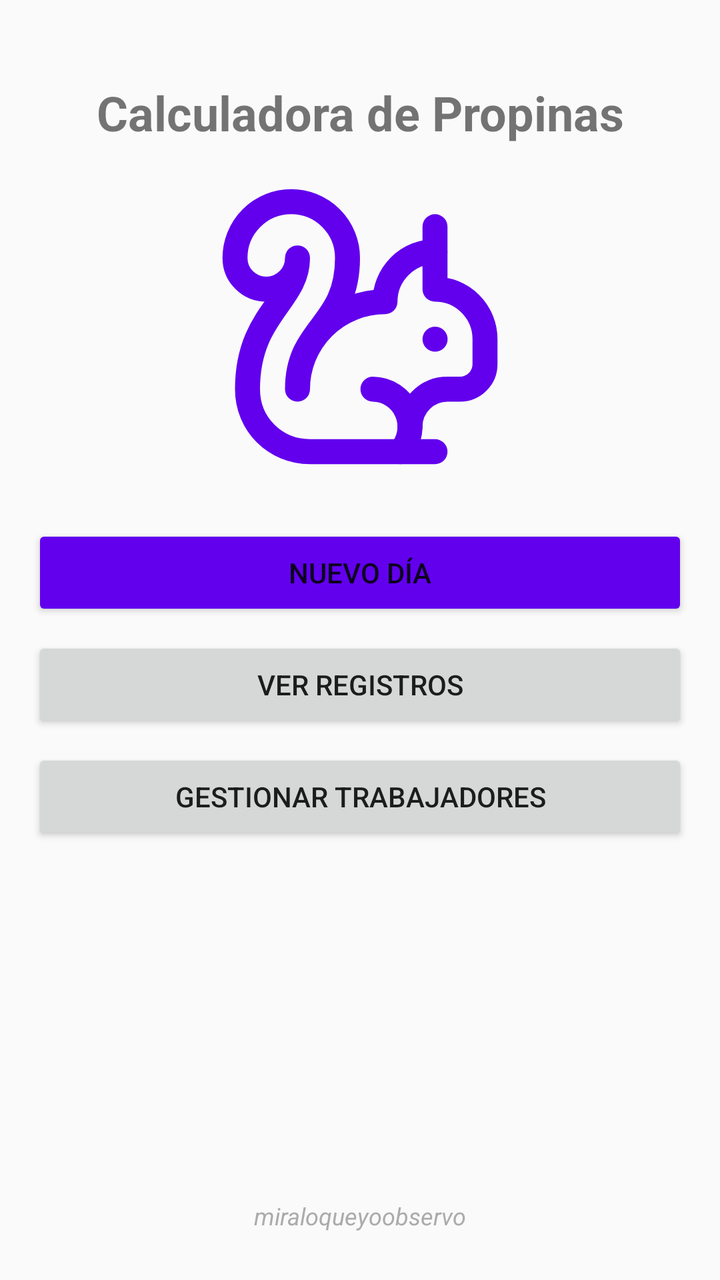
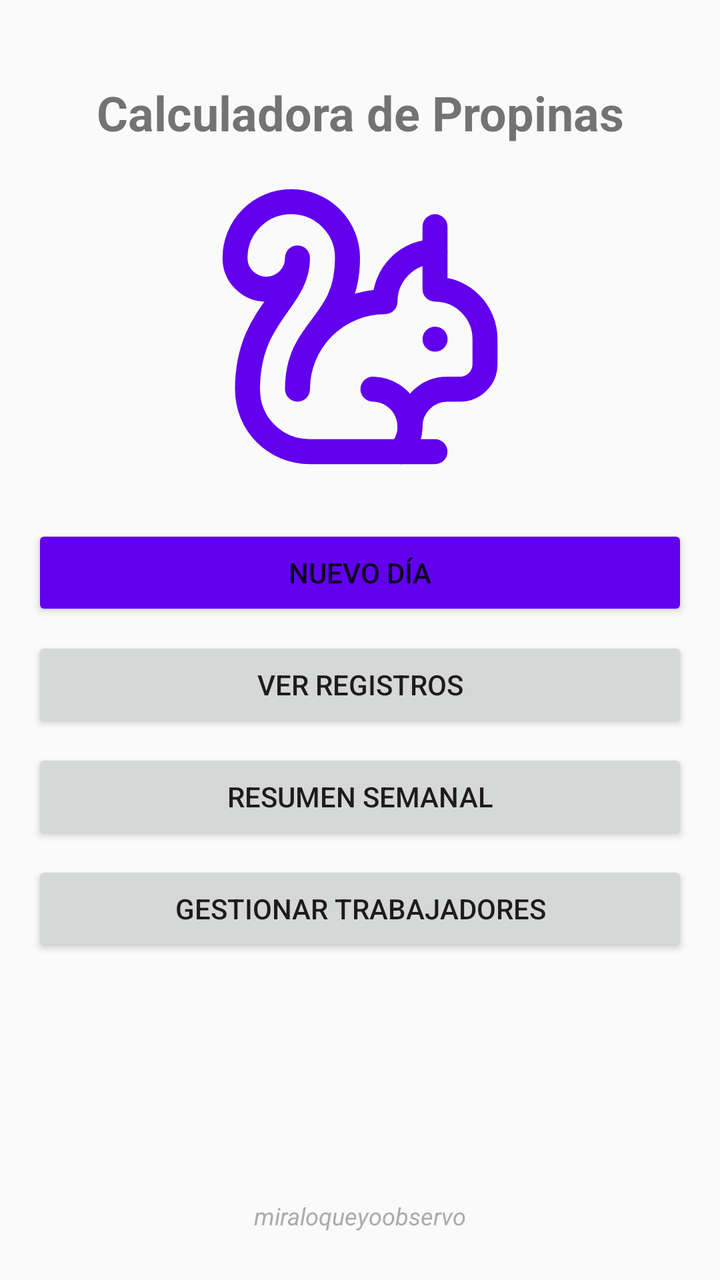

The first picture is an Android layout as it rendered before a commit; the second is the same layout after the commit. The layout source and the unified diff follow.
<!-- AndroidManifest.xml: application theme Theme.AppCompat.Light -->
<!-- res/layout/activity_main.xml -->
<?xml version="1.0" encoding="utf-8"?>
<LinearLayout xmlns:android="http://schemas.android.com/apk/res/android"
    xmlns:app="http://schemas.android.com/apk/res-auto"
    android:layout_width="match_parent"
    android:layout_height="match_parent"
    android:orientation="vertical"
    android:padding="16dp"
    android:gravity="center_horizontal">

    
    <TextView
        android:layout_width="match_parent"
        android:layout_height="wrap_content"
        android:text="Calculadora de Propinas"
        android:textSize="24sp"
        android:textStyle="bold"
        android:gravity="center"
        android:layout_marginTop="24dp"
        android:layout_marginBottom="16dp"/>

    
    <ImageView
        android:id="@+id/ivArdilla"
        android:layout_width="150dp"
        android:layout_height="150dp"
        android:src="@drawable/ardilla"
        android:contentDescription="Ardilla"
        android:layout_marginBottom="24dp"
        app:tint="@color/purple_500"/>

    
    <Button
        android:id="@+id/btnNuevoDia"
        android:layout_width="match_parent"
        android:layout_height="wrap_content"
        android:text="Nuevo Día"
        android:backgroundTint="@color/purple_500"/>

    <Button
        android:id="@+id/btnVerRegistros"
        android:layout_width="match_parent"
        android:layout_height="wrap_content"
        android:text="Ver Registros"
        android:layout_marginTop="8dp"/>

    <Button
        android:id="@+id/btnGestionarTrabajadores"
        android:layout_width="match_parent"
        android:layout_height="wrap_content"
        android:text="Gestionar Trabajadores"
        android:layout_marginTop="8dp"/>

    
    <View
        android:layout_width="match_parent"
        android:layout_height="0dp"
        android:layout_weight="1"/>

    
    <TextView
        android:id="@+id/tvFirma"
        android:layout_width="wrap_content"
        android:layout_height="wrap_content"
        android:text="miraloqueyoobservo"
        android:textSize="12sp"
        android:textStyle="italic"
        android:textColor="#888888"
        android:alpha="0.7"
        android:layout_marginBottom="8dp"/>

</LinearLayout>
<!-- resources referenced by this layout -->
<resources>
  <color name="purple_500">#FF6200EE</color>
  <!-- drawable ardilla (drawable) -->
  <vector xmlns:android="http://schemas.android.com/apk/res/android"
      android:width="24dp"
      android:height="24dp"
      android:viewportWidth="24"
      android:viewportHeight="24">
    <path
        android:pathData="M15.236,22a3,3 0,0 0,-2.2 -5"
        android:strokeLineJoin="round"
        android:strokeWidth="2"
        android:fillColor="#00000000"
        android:strokeColor="#000000"
        android:strokeLineCap="round"/>
    <path
        android:pathData="M16,20a3,3 0,0 1,3 -3h1a2,2 0,0 0,2 -2v-2a4,4 0,0 0,-4 -4V4"
        android:strokeLineJoin="round"
        android:strokeWidth="2"
        android:fillColor="#00000000"
        android:strokeColor="#000000"
        android:strokeLineCap="round"/>
    <path
        android:pathData="M18,13h0.01"
        android:strokeLineJoin="round"
        android:strokeWidth="2"
        android:fillColor="#00000000"
        android:strokeColor="#000000"
        android:strokeLineCap="round"/>
    <path
        android:pathData="M18,6a4,4 0,0 0,-4 4,7 7,0 0,0 -7,7c0,-5 4,-5 4,-10.5a4.5,4.5 0,1 0,-9 0,2.5 2.5,0 0,0 5,0C7,10 3,11 3,17c0,2.8 2.2,5 5,5h10"
        android:strokeLineJoin="round"
        android:strokeWidth="2"
        android:fillColor="#00000000"
        android:strokeColor="#000000"
        android:strokeLineCap="round"/>
  </vector>
</resources>

<!-- the commit's change to res/layout/activity_main.xml (unified diff, before → after) -->
@@ -44,6 +44,13 @@
         android:layout_marginTop="8dp"/>
 
     <Button
+        android:id="@+id/btnResumenSemanal"
+        android:layout_width="match_parent"
+        android:layout_height="wrap_content"
+        android:text="Resumen Semanal"
+        android:layout_marginTop="8dp"/>
+
+    <Button
         android:id="@+id/btnGestionarTrabajadores"
         android:layout_width="match_parent"
         android:layout_height="wrap_content"
